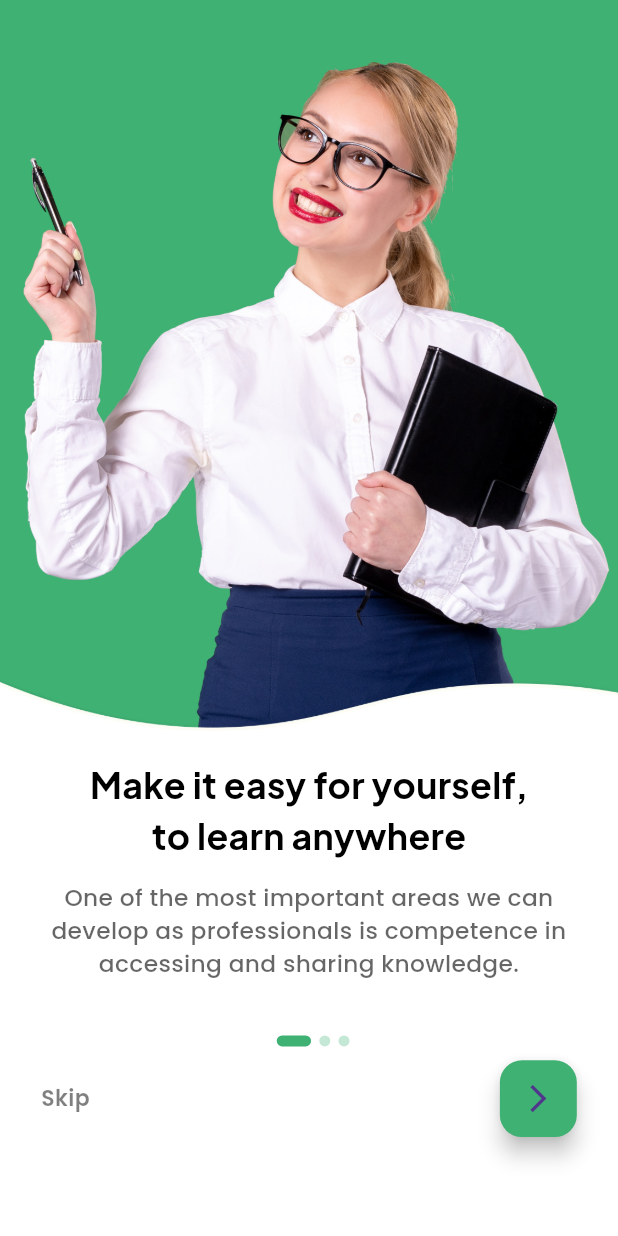
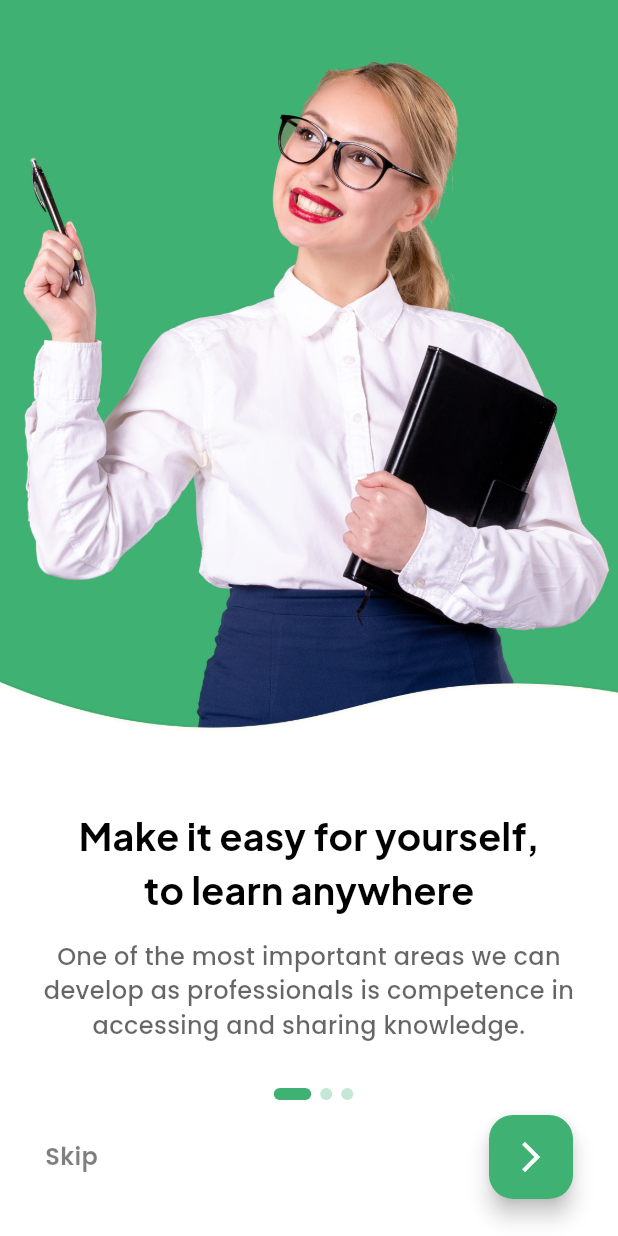
Before and after one commit to kasunfg87/proacademy_app, a Flutter app: the screen it shows after launch, on a phone screen of 412 x 824 dp. Run offline on Flutter 3.47's test engine with Material 3 defaults, Android fonts, the phone set to English and light mode, and no system bars; our stand-ins replace animate_do, animated_custom_dropdown, awesome_dialog, badges, cached_network_image, chat_bubbles and 15 more; missing offline and left inert: age_calculator, animated_snack_bar, google_map_location_picker_flutter; accounts and stored records are empty; generated files the repository leaves out were written again.

Commit message:
Plugings and packges been updated

```diff
--- /dev/null
+++ b/devtools_options.yaml
@@ -0,0 +1 @@
+extensions:
--- a/lib/components/widgets/ui_support/sub_title.dart
+++ b/lib/components/widgets/ui_support/sub_title.dart
@@ -5,7 +5,7 @@ import '../utilities/app_colors.dart';
 class SubTitleText extends StatelessWidget {
   const SubTitleText({
     required this.text,
-    this.fontSize = 17,
+    this.fontSize = 16,
     this.fontColor = AppColors.kBlack,
     this.textAlign = TextAlign.center,
     this.textOverflow = TextOverflow.visible,
--- a/lib/components/widgets/ui_support/title_text.dart
+++ b/lib/components/widgets/ui_support/title_text.dart
@@ -10,7 +10,7 @@ class TitleText extends StatelessWidget {
 
   const TitleText({
     required this.text,
-    this.fontSize = 26,
+    this.fontSize = 25,
     this.fontColor = AppColors.kBlack,
     this.fontWeight = FontWeight.w700,
     Key? key,
--- a/lib/components/widgets/utilities/alert_helper.dart
+++ b/lib/components/widgets/utilities/alert_helper.dart
@@ -9,7 +9,7 @@ class AlertHelper {
       context: context,
       dialogType: dialogType,
       // ignore: deprecated_member_use
-      animType: AnimType.BOTTOMSLIDE,
+      animType: AnimType.bottomSlide,
       title: title,
       desc: description,
       btnCancelOnPress: () {},
--- a/lib/controller/auth_controller.dart
+++ b/lib/controller/auth_controller.dart
@@ -157,7 +157,7 @@ class AuthController {
         .sendPasswordResetEmail(email: email)
         .then((value) {
       //--show a dialog when the email is sent
-      AlertHelper.showAlert(context, DialogType.SUCCES, "Email Sent !",
+      AlertHelper.showAlert(context, DialogType.success, "Email Sent !",
           "Please check your inbox !");
     });
   }
--- a/lib/main.dart
+++ b/lib/main.dart
@@ -10,8 +10,8 @@ import 'package:proacademy_app/provider/location_provider.dart';
 import 'package:proacademy_app/provider/user_provider.dart';
 import 'package:proacademy_app/screens/splash/splash.dart';
 import 'package:provider/provider.dart';
-import 'package:responsive_framework/responsive_wrapper.dart';
-import 'package:responsive_framework/utils/scroll_behavior.dart';
+import 'package:responsive_framework/breakpoint.dart';
+import 'package:responsive_framework/responsive_breakpoints.dart';
 import 'firebase_options.dart';
 
 Future<void> main() async {
@@ -40,18 +40,14 @@ class MyApp extends StatelessWidget {
         debugShowCheckedModeBanner: false,
         title: 'Proacademy App',
         home: const Splash(),
-        builder: (context, child) => ResponsiveWrapper.builder(
-              BouncingScrollWrapper.builder(context, child!),
-              maxWidth: 1200,
-              minWidth: 450,
-              defaultScale: true,
+        builder: (context, child) => ResponsiveBreakpoints.builder(
               breakpoints: [
-                const ResponsiveBreakpoint.resize(450, name: MOBILE),
-                const ResponsiveBreakpoint.autoScale(800, name: TABLET),
-                const ResponsiveBreakpoint.autoScale(1000, name: TABLET),
-                const ResponsiveBreakpoint.resize(1200, name: DESKTOP),
-                const ResponsiveBreakpoint.autoScale(2460, name: "4K"),
+                const Breakpoint(start: 0, end: 450, name: MOBILE),
+                const Breakpoint(start: 451, end: 800, name: TABLET),
+                const Breakpoint(start: 801, end: 1920, name: DESKTOP),
+                const Breakpoint(start: 1921, end: double.infinity, name: '4K')
               ],
+              child: child!,
             ));
   }
 }
--- a/lib/screens/splash/page_view.dart
+++ b/lib/screens/splash/page_view.dart
@@ -60,7 +60,7 @@ class _CustomPageViewState extends State<CustomPageView> {
                     ),
                     SubTitleText(text: value.subTitle[index]),
                     const SizedBox(
-                      height: 40,
+                      height: 30,
                     ),
                     index == 2
                         ? const SizedBox()
@@ -150,13 +150,16 @@ class _CustomPageViewState extends State<CustomPageView> {
                                           const Duration(milliseconds: 300),
                                       curve: Curves.easeInOut),
                                   backgroundColor: AppColors.kPrimary,
-                                  child: const Icon(Icons.arrow_forward_ios),
+                                  child: const Icon(
+                                    Icons.arrow_forward_ios,
+                                    color: AppColors.kWhite,
+                                  ),
                                 ),
                               ],
                             ),
                           ),
                     SizedBox(
-                      height: SizeConfig.h(context) * 0.08,
+                      height: SizeConfig.h(context) * 0.03,
                     ),
                   ],
                 ),
```
Also changed, not shown: lib/components/widgets/utilities/gender_dropdown.dart (+3 -11 lines), 1 other file.
